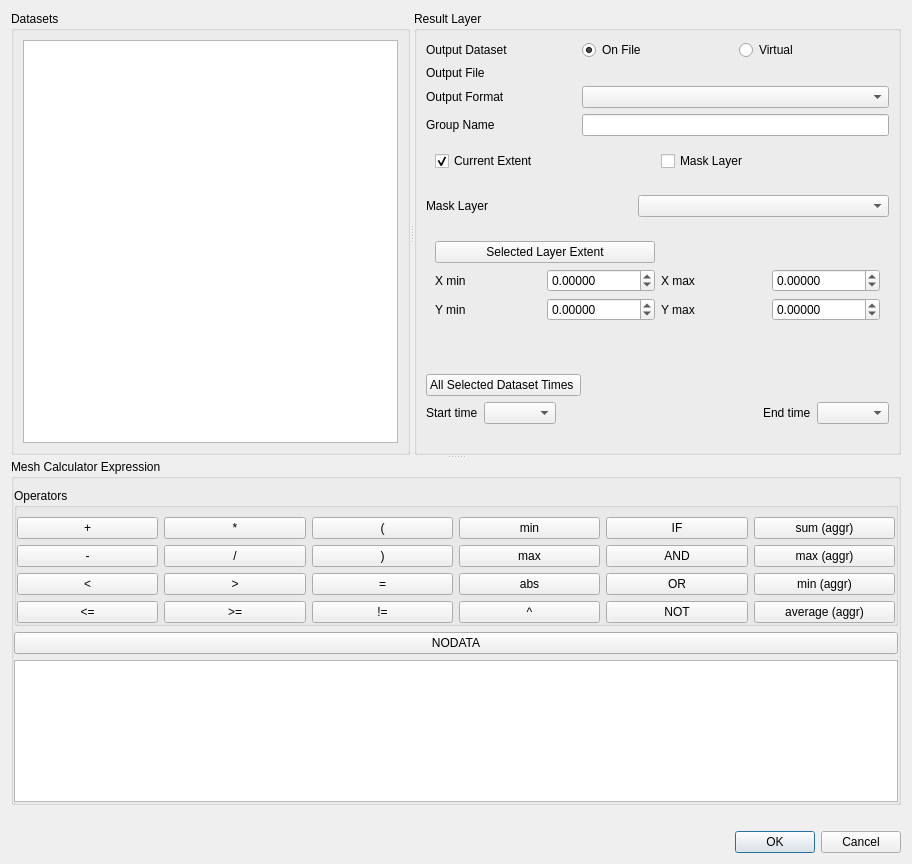
Qt form src/ui/mesh/qgsmeshcalculatordialogbase.ui (qgis/QGIS) before a commit.
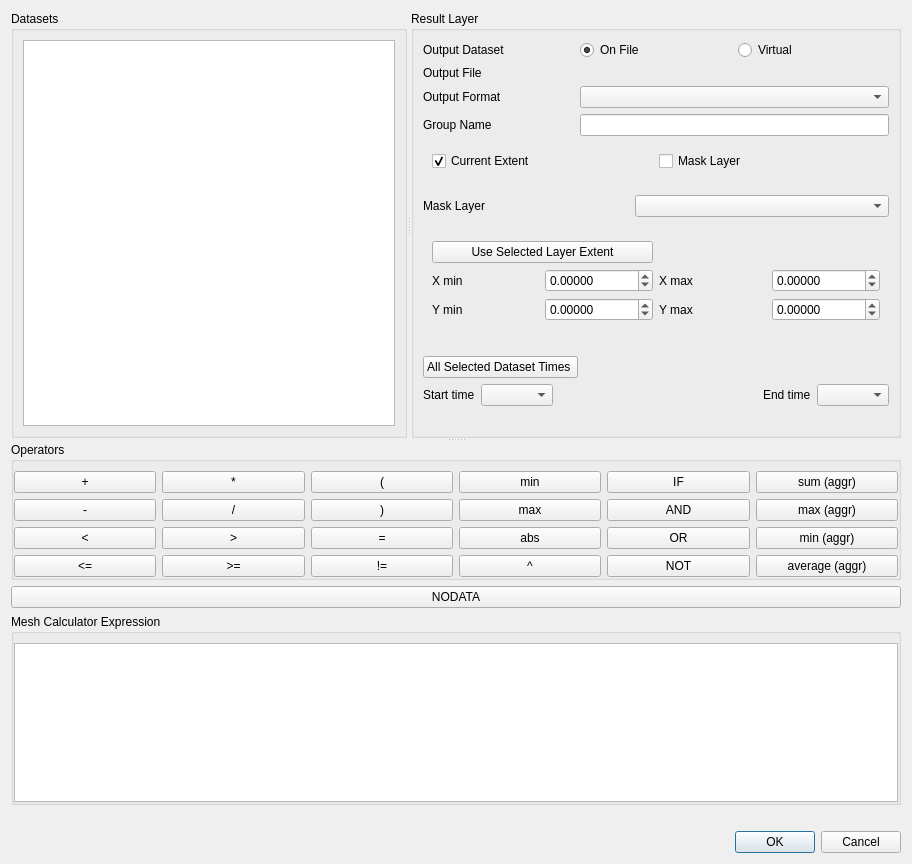
The same form after that commit. Custom widgets are drawn as their Qt base class.

Commit message:
Reorganize the operators and expression groupboxes
to match the raster calculator ones

```diff
--- a/src/ui/mesh/qgsmeshcalculatordialogbase.ui
+++ b/src/ui/mesh/qgsmeshcalculatordialogbase.ui
@@ -11,7 +11,7 @@
    </rect>
   </property>
   <property name="windowTitle">
-   <string>Mesh calculator</string>
+   <string>Mesh Calculator</string>
   </property>
   <layout class="QVBoxLayout" name="verticalLayout_3">
    <item>
@@ -258,26 +258,13 @@
            <item row="0" column="0" colspan="2">
             <widget class="QPushButton" name="mCurrentLayerExtentButton">
              <property name="text">
-              <string>Selected Layer Extent</string>
+              <string>Use Selected Layer Extent</string>
              </property>
             </widget>
            </item>
           </layout>
          </widget>
         </item>
-        <item>
-         <spacer name="verticalSpacer_3">
-          <property name="orientation">
-           <enum>Qt::Vertical</enum>
-          </property>
-          <property name="sizeHint" stdset="0">
-           <size>
-            <width>20</width>
-            <height>40</height>
-           </size>
-          </property>
-         </spacer>
-        </item>
         <item>
          <spacer name="verticalSpacer">
           <property name="orientation">
@@ -317,24 +304,24 @@
         </item>
         <item>
          <layout class="QGridLayout" name="gridLayout_4">
-          <item row="2" column="4">
+          <item row="0" column="4">
            <widget class="QComboBox" name="mEndTimeComboBox"/>
           </item>
-          <item row="2" column="3">
+          <item row="0" column="3">
            <widget class="QLabel" name="label_2">
             <property name="text">
              <string>End time</string>
             </property>
            </widget>
           </item>
-          <item row="2" column="0">
+          <item row="0" column="0">
            <widget class="QLabel" name="label">
             <property name="text">
              <string>Start time</string>
             </property>
            </widget>
           </item>
-          <item row="2" column="2">
+          <item row="0" column="2">
            <spacer name="horizontalSpacer">
             <property name="orientation">
              <enum>Qt::Horizontal</enum>
@@ -347,7 +334,7 @@
             </property>
            </spacer>
           </item>
-          <item row="2" column="1">
+          <item row="0" column="1">
            <widget class="QComboBox" name="mStartTimeComboBox"/>
           </item>
          </layout>
@@ -374,21 +361,6 @@
      <widget class="QWidget" name="verticalLayoutWidget">
       <layout class="QVBoxLayout" name="verticalLayout">
        <item>
-        <widget class="QGroupBox" name="groupBox">
-         <property name="title">
-          <string>Mesh Calculator Expression</string>
-         </property>
-         <layout class="QVBoxLayout" name="verticalLayout_2">
-          <property name="leftMargin">
-           <number>0</number>
-          </property>
-          <property name="rightMargin">
-           <number>0</number>
-          </property>
-          <property name="bottomMargin">
-           <number>0</number>
-          </property>
-          <item>
            <widget class="QgsCollapsibleGroupBox" name="mOperatorsGroupBox">
             <property name="title">
              <string>Operators</string>
@@ -403,34 +375,6 @@
              <property name="bottomMargin">
               <number>0</number>
              </property>
-             <item row="3" column="0">
-              <widget class="QPushButton" name="mLesserEqualButton">
-               <property name="text">
-                <string>&lt;=</string>
-               </property>
-              </widget>
-             </item>
-             <item row="3" column="1">
-              <widget class="QPushButton" name="mGreaterEqualButton">
-               <property name="text">
-                <string>&gt;=</string>
-               </property>
-              </widget>
-             </item>
-             <item row="1" column="1">
-              <widget class="QPushButton" name="mDividePushButton">
-               <property name="text">
-                <string>/</string>
-               </property>
-              </widget>
-             </item>
-             <item row="0" column="1">
-              <widget class="QPushButton" name="mMultiplyPushButton">
-               <property name="text">
-                <string>*</string>
-               </property>
-              </widget>
-             </item>
              <item row="0" column="0">
               <widget class="QPushButton" name="mPlusPushButton">
                <property name="text">
@@ -438,91 +382,154 @@
                </property>
               </widget>
              </item>
-             <item row="1" column="5">
-              <widget class="QPushButton" name="mMaxButton">
+          <item row="0" column="1">
+           <widget class="QPushButton" name="mMultiplyPushButton">
                <property name="text">
-                <string>max</string>
+             <string>*</string>
                </property>
               </widget>
              </item>
-             <item row="2" column="4">
-              <widget class="QPushButton" name="mEqualButton">
-               <property name="text">
-                <string>=</string>
-               </property>
-              </widget>
-             </item>
-             <item row="2" column="1">
-              <widget class="QPushButton" name="mGreaterButton">
-               <property name="text">
-                <string>&gt;</string>
-               </property>
-              </widget>
-             </item>
-             <item row="2" column="0">
-              <widget class="QPushButton" name="mLessButton">
-               <property name="text">
-                <string>&lt;</string>
-               </property>
-              </widget>
-             </item>
-             <item row="2" column="5">
-              <widget class="QPushButton" name="mAbsButton">
-               <property name="text">
-                <string>abs</string>
-               </property>
-              </widget>
-             </item>
-             <item row="3" column="4">
-              <widget class="QPushButton" name="mNotEqualButton">
-               <property name="text">
-                <string>!=</string>
-               </property>
-              </widget>
-             </item>
-             <item row="0" column="5">
-              <widget class="QPushButton" name="mMinButton">
-               <property name="text">
-                <string>min</string>
-               </property>
-              </widget>
-             </item>
-             <item row="0" column="4">
+          <item row="0" column="2">
               <widget class="QPushButton" name="mOpenBracketPushButton">
                <property name="text">
                 <string>(</string>
                </property>
               </widget>
              </item>
-             <item row="1" column="4">
-              <widget class="QPushButton" name="mCloseBracketPushButton">
+          <item row="0" column="3">
+           <widget class="QPushButton" name="mMinButton">
                <property name="text">
-                <string>)</string>
+             <string>min</string>
                </property>
               </widget>
              </item>
-             <item row="0" column="6">
+          <item row="0" column="4">
               <widget class="QPushButton" name="mIfButton">
                <property name="text">
                 <string>IF</string>
                </property>
               </widget>
              </item>
-             <item row="1" column="6">
+          <item row="0" column="5">
+           <widget class="QPushButton" name="mSumAggrButton">
+            <property name="text">
+             <string>sum (aggr)</string>
+            </property>
+           </widget>
+          </item>
+          <item row="1" column="0">
+           <widget class="QPushButton" name="mMinusPushButton">
+            <property name="text">
+             <string>-</string>
+            </property>
+           </widget>
+          </item>
+          <item row="1" column="1">
+           <widget class="QPushButton" name="mDividePushButton">
+            <property name="text">
+             <string>/</string>
+            </property>
+           </widget>
+          </item>
+          <item row="1" column="2">
+           <widget class="QPushButton" name="mCloseBracketPushButton">
+            <property name="text">
+             <string>)</string>
+            </property>
+           </widget>
+          </item>
+          <item row="1" column="3">
+           <widget class="QPushButton" name="mMaxButton">
+            <property name="text">
+             <string>max</string>
+            </property>
+           </widget>
+          </item>
+          <item row="1" column="4">
               <widget class="QPushButton" name="mAndButton">
                <property name="text">
                 <string>AND</string>
                </property>
               </widget>
              </item>
-             <item row="2" column="6">
+          <item row="1" column="5">
+           <widget class="QPushButton" name="mMaxAggrButton">
+            <property name="text">
+             <string>max (aggr)</string>
+            </property>
+           </widget>
+          </item>
+          <item row="2" column="0">
+           <widget class="QPushButton" name="mLessButton">
+            <property name="text">
+             <string>&lt;</string>
+            </property>
+           </widget>
+          </item>
+          <item row="2" column="1">
+           <widget class="QPushButton" name="mGreaterButton">
+            <property name="text">
+             <string>&gt;</string>
+            </property>
+           </widget>
+          </item>
+          <item row="2" column="2">
+           <widget class="QPushButton" name="mEqualButton">
+            <property name="text">
+             <string>=</string>
+            </property>
+           </widget>
+          </item>
+          <item row="2" column="3">
+           <widget class="QPushButton" name="mAbsButton">
+            <property name="text">
+             <string>abs</string>
+            </property>
+           </widget>
+          </item>
+          <item row="2" column="4">
               <widget class="QPushButton" name="mOrButton">
                <property name="text">
                 <string>OR</string>
                </property>
               </widget>
              </item>
-             <item row="3" column="6">
+          <item row="2" column="5">
+           <widget class="QPushButton" name="mMinAggrButton">
+            <property name="text">
+             <string>min (aggr)</string>
+            </property>
+           </widget>
+          </item>
+          <item row="3" column="0">
+           <widget class="QPushButton" name="mLesserEqualButton">
+            <property name="text">
+             <string>&lt;=</string>
+            </property>
+           </widget>
+          </item>
+          <item row="3" column="1">
+           <widget class="QPushButton" name="mGreaterEqualButton">
+            <property name="text">
+             <string>&gt;=</string>
+            </property>
+           </widget>
+          </item>
+          <item row="3" column="2">
+           <widget class="QPushButton" name="mNotEqualButton">
+            <property name="text">
+             <string>!=</string>
+            </property>
+           </widget>
+          </item>
+          <item row="3" column="3">
+           <widget class="QPushButton" name="mPowButton">
+            <property name="text">
+             <string>^</string>
+            </property>
+           </widget>
+          </item>
+          <item row="3" column="4">
               <widget class="QPushButton" name="mNotButton">
                <property name="text">
                 <string>NOT</string>
@@ -530,47 +537,12 @@
               </widget>
              </item>
              <item row="3" column="5">
-              <widget class="QPushButton" name="mPowButton">
-               <property name="text">
-                <string>^</string>
-               </property>
-              </widget>
-             </item>
-             <item row="0" column="13">
-              <widget class="QPushButton" name="mSumAggrButton">
-               <property name="text">
-                <string>sum (aggr)</string>
-               </property>
-              </widget>
-             </item>
-             <item row="1" column="13">
-              <widget class="QPushButton" name="mMaxAggrButton">
-               <property name="text">
-                <string>max (aggr)</string>
-               </property>
-              </widget>
-             </item>
-             <item row="2" column="13">
-              <widget class="QPushButton" name="mMinAggrButton">
-               <property name="text">
-                <string>min (aggr)</string>
-               </property>
-              </widget>
-             </item>
-             <item row="3" column="13">
               <widget class="QPushButton" name="mAverageAggrButton">
                <property name="text">
                 <string>average (aggr)</string>
                </property>
               </widget>
              </item>
-             <item row="1" column="0">
-              <widget class="QPushButton" name="mMinusPushButton">
-               <property name="text">
-                <string>-</string>
-               </property>
-              </widget>
-             </item>
             </layout>
            </widget>
           </item>
@@ -582,6 +554,21 @@
            </widget>
           </item>
           <item>
+        <widget class="QGroupBox" name="groupBox">
+         <property name="title">
+          <string>Mesh Calculator Expression</string>
+         </property>
+         <layout class="QVBoxLayout" name="verticalLayout_2">
+          <property name="leftMargin">
+           <number>0</number>
+          </property>
+          <property name="rightMargin">
+           <number>0</number>
+          </property>
+          <property name="bottomMargin">
+           <number>0</number>
+          </property>
+          <item>
            <widget class="QTextEdit" name="mExpressionTextEdit"/>
           </item>
          </layout>
```
Left out of the diff: 1 changed line with no effect on the pictures. Lines whose indentation alone changed are shown as unchanged.
